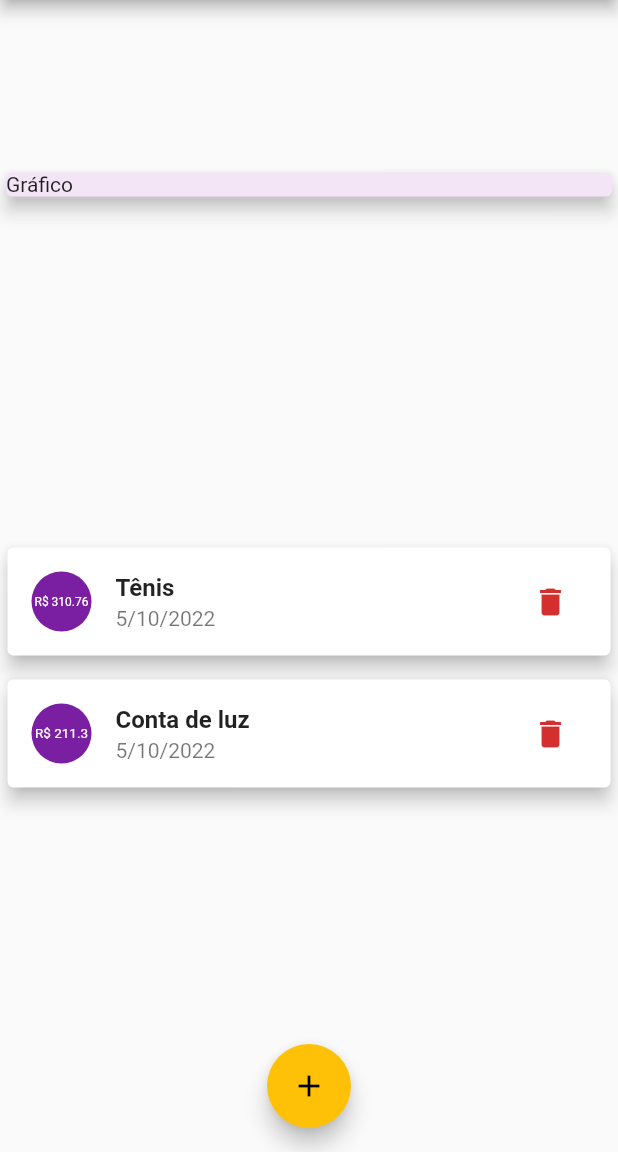
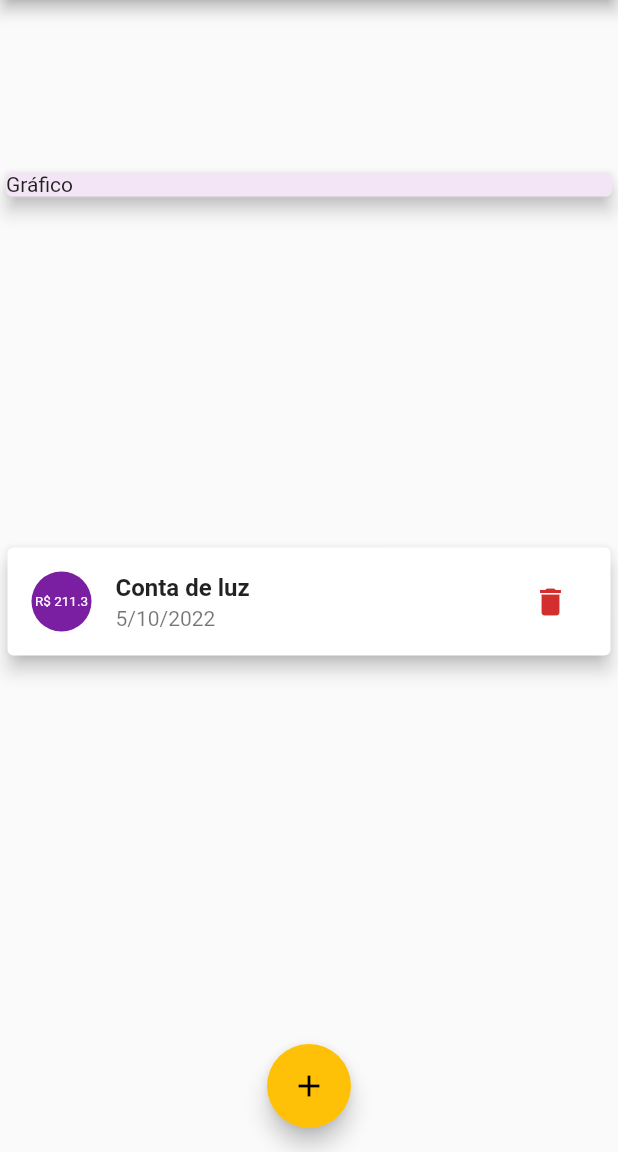
Before and after one commit to pjfernandes/expenses-version-2, a Flutter app: the screen it shows after launch, after a tap on the "delete" icon, on a phone screen of 412 x 824 dp, the part 84-1236 px from its top. Run offline on Flutter 3.47's test engine with Material 2 defaults, Android fonts, the phone set to English and light mode, and no system bars.

```diff
--- a/lib/components/transaction_list.dart
+++ b/lib/components/transaction_list.dart
@@ -4,16 +4,27 @@ import 'package:intl/intl.dart';
 
 class TransactionList extends StatelessWidget {
   final List<Transaction> transactions;
+  final void Function(int) onRemove;
 
-  TransactionList({
-    required this.transactions,
-  });
+  TransactionList({required this.transactions, required this.onRemove});
 
   @override
   Widget build(BuildContext context) {
     return Container(
       height: 300,
-      child: ListView.builder(
+      child: transactions.length < 1
+          ? Column(
+              children: [
+                Image.asset("assets/images/images.jpeg"),
+                Text(
+                  "You don't have expenses!",
+                  style: TextStyle(
+                    fontWeight: FontWeight.bold,
+                  ),
+                )
+              ],
+            )
+          : ListView.builder(
               itemCount: transactions.length,
               itemBuilder: (ctx, index) {
                 final tr = transactions[index];
@@ -41,7 +52,7 @@ class TransactionList extends StatelessWidget {
                     ),
                     trailing: IconButton(
                       icon: Icon(Icons.delete),
-                onPressed: () => {},
+                      onPressed: () => onRemove(tr.id),
                       color: Theme.of(context).errorColor,
                     ),
                   ),
--- a/lib/main.dart
+++ b/lib/main.dart
@@ -58,6 +58,12 @@ class _MyHomePageState extends State<MyHomePage> {
     Navigator.of(context).pop();
   }
 
+  void _removeTransaction(int id) {
+    setState(() {
+      _transactions.removeWhere((element) => element.id == id);
+    });
+  }
+
   _openTransactionFormModal(BuildContext context) {
     showModalBottomSheet(
       context: context,
@@ -93,6 +99,7 @@ class _MyHomePageState extends State<MyHomePage> {
           ),
           TransactionList(
             transactions: _transactions,
+            onRemove: _removeTransaction,
           ),
         ],
       ),
--- a/pubspec.yaml
+++ b/pubspec.yaml
@@ -52,16 +52,14 @@ dev_dependencies:
 
 # The following section is specific to Flutter packages.
 flutter:
-
   # The following line ensures that the Material Icons font is
   # included with your application, so that you can use the icons in
   # the material Icons class.
   uses-material-design: true
 
   # To add assets to your application, add an assets section, like this:
-  # assets:
-  #   - images/a_dot_burr.jpeg
-  #   - images/a_dot_ham.jpeg
+  assets:
+    - assets/images/images.jpeg
 
   # An image asset can refer to one or more resolution-specific "variants", see
   # https://flutter.dev/assets-and-images/#resolution-aware
```
Also changed, not shown: assets/images/images.jpeg (added). Lines whose indentation alone changed are shown as unchanged.
